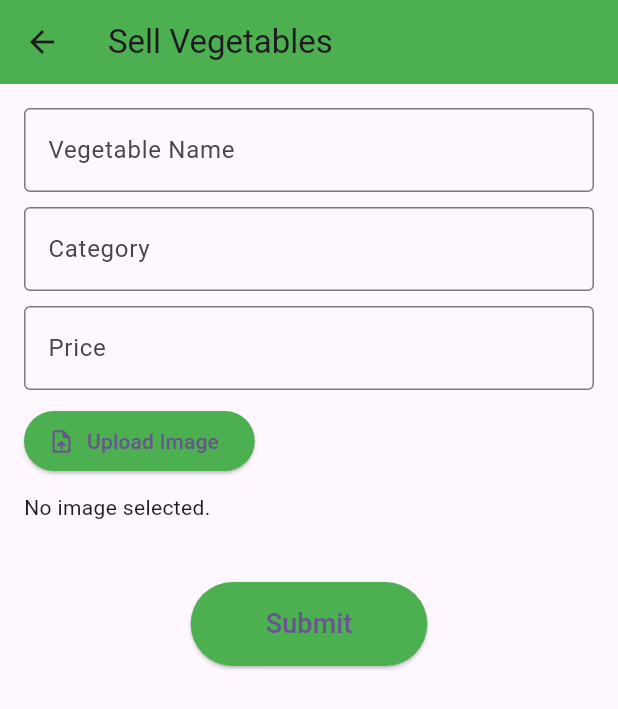
After one commit to sauravbastakoti/flutter-create-library, a Flutter app: the DashboardScreen screen opened by its route, after a tap on "Sell Vegetables", on a phone screen of 412 x 824 dp. The commit adds this screen. Shown: the top 709 px of the screen. Run offline on Flutter 3.47's test engine with Material 3 defaults, Android fonts, the phone set to English and light mode, and no system bars; our stand-ins replace dio, equatable, flutter_bloc, get, get_it, go_router and 4 more; accounts and stored records are empty; network calls fail.

Commit message:
sell krishi

```diff
--- a/lib/cubits/login/login_cubit.dart
+++ b/lib/cubits/login/login_cubit.dart
@@ -25,16 +25,16 @@ class LoginCubit extends Cubit<LoginState> {
 
     try {
       final response = await _apiService.postRequest(
-        'login',
+        'login/',
         {
-          'email': email,
+          'username': email,
           'password': password,
         },
       );
 
       if (response.statusCode == 200) {
         final jsonBody = response.data;
-        final key = jsonBody['data']['access_token'] as String;
+        final key = jsonBody['access'] as String;
         emit(
           state.copyWith(status: LoginStatus.loggedIn, key: key),
         );
--- a/lib/features/login_register/login_screen.dart
+++ b/lib/features/login_register/login_screen.dart
@@ -277,7 +277,8 @@ class _LoginScreenState extends State<LoginScreen> {
           },
           child: Scaffold(
             backgroundColor: const Color(0xFFD4FCE4),
-            body: Column(
+            body: SingleChildScrollView(
+              child: Column(
                 mainAxisAlignment: MainAxisAlignment.spaceBetween,
                 children: [
                   Padding(
@@ -398,6 +399,7 @@ class _LoginScreenState extends State<LoginScreen> {
                 ],
               ),
             ),
+          ),
         );
       }),
     );
--- /dev/null
+++ b/lib/features/screens/cart/sell_vegetables.dart
@@ -0,0 +1,128 @@
+import 'dart:io';
+
+import 'package:flutter/material.dart';
+import 'package:image_picker/image_picker.dart';
+
+class SellVegetablesPage extends StatefulWidget {
+  const SellVegetablesPage({super.key});
+
+  @override
+  _SellVegetablesPageState createState() => _SellVegetablesPageState();
+}
+
+class _SellVegetablesPageState extends State<SellVegetablesPage> {
+  File? _image;
+
+  Future<void> _pickImage() async {
+    final pickedFile =
+        await ImagePicker().pickImage(source: ImageSource.gallery);
+    setState(() {
+      if (pickedFile != null) {
+        _image = File(pickedFile.path);
+      }
+    });
+  }
+
+  @override
+  Widget build(BuildContext context) {
+    return Scaffold(
+      appBar: AppBar(
+        title: const Text('Sell Vegetables'),
+        leading: IconButton(
+          icon: const Icon(Icons.arrow_back),
+          onPressed: () {
+            // Add your back button functionality here
+          },
+        ),
+        backgroundColor: Colors.green,
+      ),
+      body: Padding(
+        padding: const EdgeInsets.all(16.0),
+        child: SingleChildScrollView(
+          child: Column(
+            crossAxisAlignment: CrossAxisAlignment.start,
+            children: [
+              const TextField(
+                decoration: InputDecoration(
+                  labelText: 'Vegetable Name',
+                  border: OutlineInputBorder(),
+                ),
+              ),
+              const SizedBox(height: 10),
+              const TextField(
+                decoration: InputDecoration(
+                  labelText: 'Category',
+                  border: OutlineInputBorder(),
+                ),
+              ),
+              const SizedBox(height: 10),
+              const TextField(
+                decoration: InputDecoration(
+                  labelText: 'Price',
+                  border: OutlineInputBorder(),
+                ),
+              ),
+              const SizedBox(height: 10),
+              ElevatedButton.icon(
+                onPressed: _pickImage,
+                icon: const Icon(Icons.upload_file),
+                label: const Text('Upload Image'),
+                style: ElevatedButton.styleFrom(backgroundColor: Colors.green),
+              ),
+              const SizedBox(height: 10),
+              _image == null
+                  ? const Text('No image selected.')
+                  : Image.file(_image!),
+              const SizedBox(height: 20),
+
+              // Expanded(
+              //   child: ListView(
+              //     children: [
+              //       ListTile(
+              //         title: const Text('Carrot'),
+              //         trailing: Row(
+              //           mainAxisSize: MainAxisSize.min,
+              //           children: [
+              //             IconButton(
+              //               icon: const Icon(Icons.edit),
+              //               onPressed: () {
+              //                 // Add your edit functionality here
+              //               },
+              //             ),
+              //             IconButton(
+              //               icon: const Icon(Icons.delete),
+              //               onPressed: () {
+              //                 // Add your delete functionality here
+              //               },
+              //             ),
+              //           ],
+              //         ),
+              //       ),
+              //       // Add more ListTile widgets for other listings
+              //     ],
+              //   ),
+              // ),
+              const SizedBox(height: 20),
+              Center(
+                child: ElevatedButton(
+                  onPressed: () {
+                    // Add your submit functionality here
+                  },
+                  style: ElevatedButton.styleFrom(
+                    backgroundColor: Colors.green,
+                    padding: const EdgeInsets.symmetric(
+                        horizontal: 50, vertical: 15),
+                  ),
+                  child: const Text(
+                    'Submit',
+                    style: TextStyle(fontSize: 18),
+                  ),
+                ),
+              ),
+            ],
+          ),
+        ),
+      ),
+    );
+  }
+}
--- a/lib/features/screens/dashboard.dart
+++ b/lib/features/screens/dashboard.dart
@@ -3,6 +3,7 @@ import 'package:get/get_core/src/get_main.dart';
 import 'package:get/route_manager.dart';
 import 'package:google_fonts/google_fonts.dart';
 import 'package:greatticket/features/screens/cart/add_to_cart.dart';
+import 'package:greatticket/features/screens/cart/sell_vegetables.dart';
 import 'package:greatticket/features/screens/search/search.dart';
 import 'package:greatticket/features/screens/settings/user_informations.dart';
 
@@ -102,39 +103,48 @@ class _DashboardScreenState extends State<DashboardScreen> {
           ),
           const SizedBox(height: 20),
           const CategoriesSection(),
-          const SizedBox(height: 20),
-          Expanded(
-            child: GridView.count(
-              crossAxisCount: 2,
-              crossAxisSpacing: 10,
-              mainAxisSpacing: 10,
-              children: const [
-                ProductCard(
-                  imageUrl:
-                      'https://encrypted-tbn0.gstatic.com/images?q=tbn:ANd9GcTNZzWjxoOwNcCnnarroe4-Jnm_aswJo8QTvg&s',
-                  name: 'Corn',
-                  price: '25',
+          const SizedBox(height: 40),
+          Column(
+            children: [
+              Container(
+                height: 200,
+                decoration: const BoxDecoration(
+                  image: DecorationImage(
+                    image: NetworkImage(
+                        'https://cdn.britannica.com/17/196817-159-9E487F15/vegetables.jpg'),
+                    fit: BoxFit.cover,
+                  ),
                 ),
-                ProductCard(
-                  imageUrl:
-                      'https://encrypted-tbn0.gstatic.com/images?q=tbn:ANd9GcTNZzWjxoOwNcCnnarroe4-Jnm_aswJo8QTvg&s',
-                  name: 'Cucumber',
-                  price: '115',
-                ),
-                ProductCard(
-                  imageUrl:
-                      'https://encrypted-tbn0.gstatic.com/images?q=tbn:ANd9GcTNZzWjxoOwNcCnnarroe4-Jnm_aswJo8QTvg&s',
-                  name: 'Gourds',
-                  price: '110',
-                ),
-                ProductCard(
-                  imageUrl:
-                      'https://encrypted-tbn0.gstatic.com/images?q=tbn:ANd9GcTNZzWjxoOwNcCnnarroe4-Jnm_aswJo8QTvg&s',
-                  name: 'Pumpkin',
-                  price: '125',
-                ),
-              ],
-            ),
+              ),
+              const SizedBox(height: 20),
+              FeatureButton(
+                label: 'Buy Vegetables',
+                icon: Icons.shopping_cart,
+                color: const Color(0xFF1B9527),
+                onTap: () {
+                  // Add your onTap functionality here
+                  print('Buy Vegetables tapped');
+                },
+              ),
+              FeatureButton(
+                label: 'Sell Vegetables',
+                icon: Icons.attach_money,
+                color: const Color.fromARGB(255, 31, 160, 44),
+                onTap: () {
+                  Get.to(const SellVegetablesPage());
+                  print('Sell Vegetables tapped');
+                },
+              ),
+              FeatureButton(
+                label: 'Rice Disease Detection',
+                icon: Icons.local_florist,
+                color: const Color(0xFF1B9527),
+                onTap: () {
+                  // Add your onTap functionality here
+                  print('Rice Disease Detection tapped');
+                },
+              ),
+            ],
           ),
         ],
       ),
@@ -202,6 +212,51 @@ class CategoryButton extends StatelessWidget {
             'Roboto Condensed',
             fontWeight: FontWeight.w400,
             fontSize: 16,
+          ),
+        ),
+      ),
+    );
+  }
+}
+
+class FeatureButton extends StatelessWidget {
+  final String label;
+  final IconData icon;
+  final Color color;
+  final VoidCallback onTap;
+
+  const FeatureButton(
+      {super.key,
+      required this.label,
+      required this.icon,
+      required this.color,
+      required this.onTap});
+
+  @override
+  Widget build(BuildContext context) {
+    return Padding(
+      padding: const EdgeInsets.all(8.0),
+      child: GestureDetector(
+        onTap: onTap,
+        child: Container(
+          decoration: BoxDecoration(
+            color: color,
+            borderRadius: BorderRadius.circular(10),
+            boxShadow: const [
+              BoxShadow(
+                color: Colors.black26,
+                blurRadius: 10,
+                offset: Offset(0, 5),
+              ),
+            ],
+          ),
+          child: ListTile(
+            leading: Icon(icon, color: Colors.white),
+            title: Text(
+              label,
+              style: const TextStyle(
+                  color: Colors.white, fontWeight: FontWeight.bold),
+            ),
           ),
         ),
       ),
--- a/lib/features/screens/event.dart
+++ b/lib/features/screens/event.dart
@@ -255,8 +255,8 @@
 //     );
 //   }
 // }
-
 import 'package:flutter/material.dart';
+import 'package:greatticket/utils/api_string.dart';
 import 'package:http/http.dart' as http;
 import 'dart:convert';
 import 'package:google_fonts/google_fonts.dart';
@@ -283,7 +283,7 @@ class _CategoriesState extends State<Categories> {
 
   Future<void> _fetchProducts() async {
     final response =
-        await http.get(Uri.parse('http://127.0.0.1:8000/api/product?search='));
+        await http.get(Uri.parse('${ApiString.baseUrl}product?search='));
 
     if (response.statusCode == 200) {
       final data = json.decode(response.body);
@@ -555,13 +555,16 @@ class Product {
 
   factory Product.fromJson(Map<String, dynamic> json) {
     return Product(
-      productId: json['product_id'],
+      productId: json['product_id'] ?? 0, // Default to 0 if null
       category: Category.fromJson(json['category']),
-      productName: json['product_name'],
-      productPrice: json['product_price'].toDouble(),
-      productDescription: json['product_description'],
-      productImage: json['product_image'],
-      seller: json['seller'],
+      productName:
+          json['product_name'] ?? 'Unknown', // Default to 'Unknown' if null
+      productPrice: (json['product_price'] != null)
+          ? json['product_price'].toDouble()
+          : 0.0, // Default to 0.0 if null
+      productDescription: json['product_description'] ?? '',
+      productImage: json['product_image'] ?? '',
+      seller: json['seller'] ?? 0, // Default to 0 if null
     );
   }
 }
@@ -577,8 +580,9 @@ class Category {
 
   factory Category.fromJson(Map<String, dynamic> json) {
     return Category(
-      categoryId: json['category_id'],
-      categoryName: json['category_name'],
+      categoryId: json['category_id'] ?? 0, // Default to 0 if null
+      categoryName:
+          json['category_name'] ?? 'Unknown', // Default to 'Unknown' if null
     );
   }
 }
--- a/lib/features/screens/search/search.dart
+++ b/lib/features/screens/search/search.dart
@@ -1,6 +1,7 @@
 import 'package:flutter/material.dart';
 import 'package:get/get.dart';
 import 'package:google_fonts/google_fonts.dart';
+import 'package:greatticket/utils/api_string.dart';
 import 'package:http/http.dart' as http;
 import 'dart:convert';
 
@@ -21,8 +22,8 @@ class _SearchState extends State<Search> {
       _isLoading = true;
     });
 
-    final response = await http
-        .get(Uri.parse('http://127.0.0.1:8000/api/product?search=$query'));
+    final response =
+        await http.get(Uri.parse('${ApiString.baseUrl}product?search=$query'));
 
     if (response.statusCode == 200) {
       setState(() {
--- a/lib/features/screens/settings/order_history.dart
+++ b/lib/features/screens/settings/order_history.dart
@@ -129,6 +129,7 @@
 // }
 
 import 'package:flutter/material.dart';
+import 'package:greatticket/utils/api_string.dart';
 import 'package:http/http.dart' as http;
 import 'dart:convert';
 
@@ -150,7 +151,7 @@ class _MyOrdersPageState extends State<MyOrdersPage> {
   }
 
   Future<void> fetchCartItems() async {
-    final url = Uri.parse('http://127.0.0.1:8000/api/cart/');
+    final url = Uri.parse('${ApiString.baseUrl}cart/');
     try {
       final response = await http.get(url);
       if (response.statusCode == 200) {
@@ -178,7 +179,7 @@ class _MyOrdersPageState extends State<MyOrdersPage> {
         backgroundColor: Colors.white,
         foregroundColor: Colors.black,
         elevation: 0,
-        leading: const Icon(Icons.arrow_back, color: Colors.black),
+        //  leading: const Icon(Icons.arrow_back, color: Colors.black),
       ),
       body: isLoading
           ? const Center(child: CircularProgressIndicator())
--- a/lib/responsive/scaffold_with_bottom_navbar.dart
+++ b/lib/responsive/scaffold_with_bottom_navbar.dart
@@ -129,8 +129,8 @@ class _ScaffoldWithBottomNavbarState extends State<ScaffoldWithBottomNavbar> {
             label: 'Scan',
           ),
           BottomNavigationBarItem(
-            icon: Icon(Icons.chat),
-            label: 'Chat',
+            icon: Icon(Icons.settings),
+            label: 'Settings',
           ),
         ],
         onTap: (index) {
--- a/lib/utils/api_string.dart
+++ b/lib/utils/api_string.dart
@@ -1,6 +1,6 @@
 class ApiString {
-  // static const String baseUrl = 'http://192.168.1.68:8000/api';
-  static const String baseUrl = 'https://app.greatticket.my/api/';
+  static const String baseUrl = 'http://192.168.1.83:8000/api/';
+  //static const String baseUrl = 'https://app.greatticket.my/api/';
 }
 
 
```
Also changed, not shown: lib/cubits/sell_vegetables/sell_vegetables_cubit.dart (added, +56 -0 lines), lib/cubits/sell_vegetables/sell_vegetables_state.dart (added, +28 -0 lines). Lines whose indentation alone changed are shown as unchanged.
